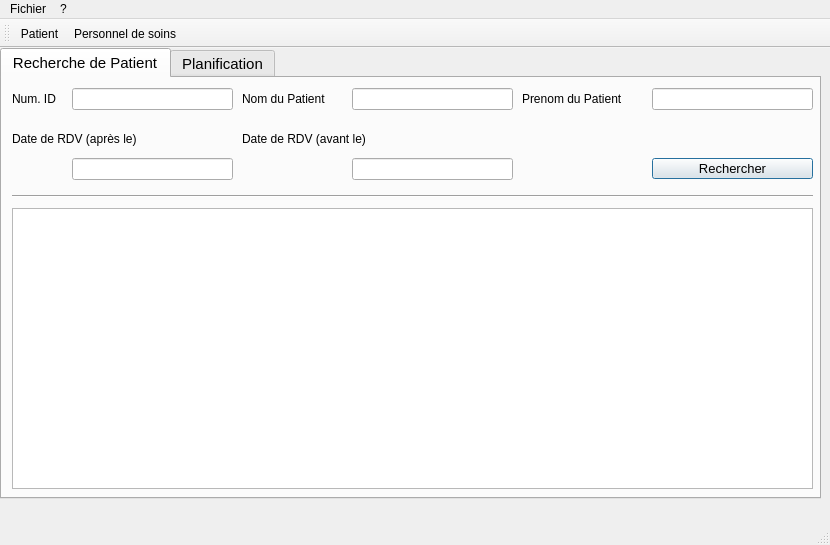
First picture: the form in QtProject/mainwindow.ui, repository ThomChar/QTProjectCpp, before the edit.
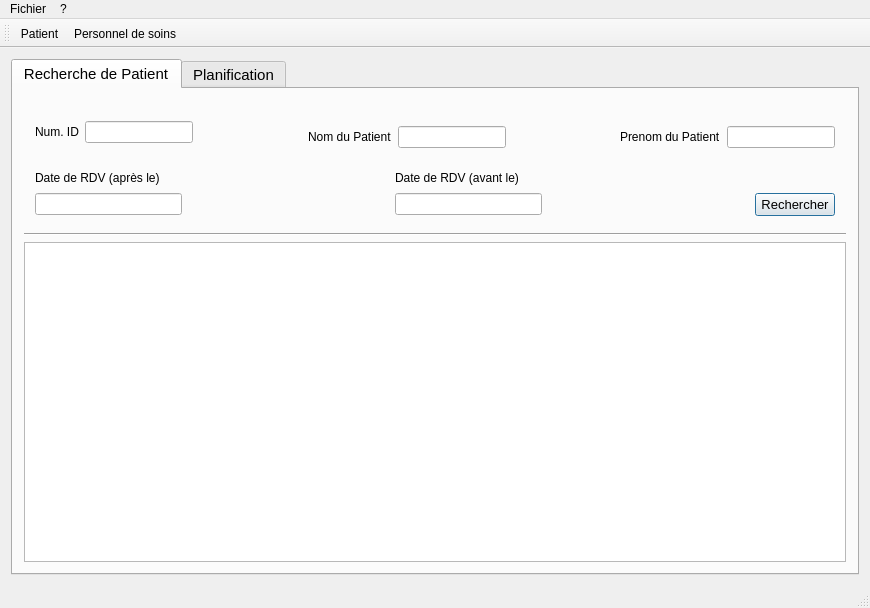
Second picture: the form after the edit. Icons and pictures are not drawn.

Commit message: layout auto resize

```diff
--- a/QtProject/mainwindow.ui
+++ b/QtProject/mainwindow.ui
@@ -6,23 +6,22 @@
    <rect>
     <x>0</x>
     <y>0</y>
-    <width>830</width>
-    <height>545</height>
+    <width>870</width>
+    <height>608</height>
    </rect>
   </property>
   <property name="windowTitle">
    <string>MainWindow</string>
   </property>
+  <property name="autoFillBackground">
+   <bool>false</bool>
+  </property>
   <widget class="QWidget" name="centralWidget">
+   <layout class="QVBoxLayout" name="verticalLayout_9">
+    <item>
+     <layout class="QVBoxLayout" name="verticalLayout_10">
+      <item>
    <widget class="QTabWidget" name="tabWidget">
-    <property name="geometry">
-     <rect>
-      <x>0</x>
-      <y>0</y>
-      <width>821</width>
-      <height>451</height>
-     </rect>
-    </property>
     <property name="font">
      <font>
       <pointsize>11</pointsize>
@@ -45,72 +44,90 @@
      <attribute name="title">
       <string>Recherche de Patient</string>
      </attribute>
-     <widget class="QLabel" name="label_4">
-      <property name="geometry">
-       <rect>
-        <x>520</x>
-        <y>10</y>
-        <width>121</width>
-        <height>21</height>
-       </rect>
-      </property>
+         <layout class="QVBoxLayout" name="verticalLayout_11">
+          <item>
+           <widget class="QWidget" name="widget" native="true">
+            <property name="minimumSize">
+             <size>
+              <width>0</width>
+              <height>120</height>
+             </size>
+            </property>
+            <property name="maximumSize">
+             <size>
+              <width>1000</width>
+              <height>16777215</height>
+             </size>
+            </property>
+            <layout class="QVBoxLayout" name="verticalLayout_18">
+             <item>
+              <layout class="QHBoxLayout" name="recherche">
+               <property name="topMargin">
+                <number>10</number>
+               </property>
+               <property name="bottomMargin">
+                <number>10</number>
+               </property>
+               <item>
+                <layout class="QHBoxLayout" name="numPatient">
+                 <property name="bottomMargin">
+                  <number>10</number>
+                 </property>
+                 <item>
+                  <widget class="QLabel" name="label_5">
       <property name="font">
        <font>
         <pointsize>9</pointsize>
        </font>
       </property>
       <property name="text">
-       <string>Prenom du Patient</string>
-      </property>
-     </widget>
-     <widget class="QLineEdit" name="lineEdit_4">
-      <property name="geometry">
-       <rect>
-        <x>70</x>
-        <y>80</y>
-        <width>161</width>
-        <height>22</height>
-       </rect>
+                    <string>Num. ID</string>
+                   </property>
+                  </widget>
+                 </item>
+                 <item>
+                  <widget class="QLineEdit" name="lineEdit">
+                   <property name="maximumSize">
+                    <size>
+                     <width>16777215</width>
+                     <height>16777215</height>
+                    </size>
       </property>
       <property name="font">
        <font>
         <pointsize>9</pointsize>
        </font>
       </property>
-      <property name="mouseTracking">
-       <bool>true</bool>
-      </property>
-      <property name="contextMenuPolicy">
-       <enum>Qt::DefaultContextMenu</enum>
-      </property>
-      <property name="inputMask">
-       <string/>
-      </property>
       <property name="text">
        <string/>
       </property>
-      <property name="dragEnabled">
-       <bool>false</bool>
-      </property>
-      <property name="readOnly">
-       <bool>false</bool>
-      </property>
-      <property name="cursorMoveStyle">
-       <enum>Qt::VisualMoveStyle</enum>
-      </property>
       <property name="clearButtonEnabled">
        <bool>true</bool>
       </property>
      </widget>
+                 </item>
+                </layout>
+               </item>
+               <item>
+                <spacer name="horizontalSpacer">
+                 <property name="orientation">
+                  <enum>Qt::Horizontal</enum>
+                 </property>
+                 <property name="sizeHint" stdset="0">
+                  <size>
+                   <width>40</width>
+                   <height>20</height>
+                  </size>
+                 </property>
+                </spacer>
+               </item>
+               <item>
+                <layout class="QHBoxLayout" name="prenomPatient">
+                 <property name="bottomMargin">
+                  <number>0</number>
+                 </property>
+                 <item>
      <widget class="QLabel" name="label_3">
-      <property name="geometry">
-       <rect>
-        <x>240</x>
-        <y>10</y>
-        <width>101</width>
-        <height>21</height>
-       </rect>
-      </property>
       <property name="font">
        <font>
         <pointsize>9</pointsize>
@@ -120,15 +137,9 @@
        <string>Nom du Patient</string>
       </property>
      </widget>
+                 </item>
+                 <item>
      <widget class="QLineEdit" name="lineEdit_2">
-      <property name="geometry">
-       <rect>
-        <x>350</x>
-        <y>10</y>
-        <width>161</width>
-        <height>22</height>
-       </rect>
-      </property>
       <property name="font">
        <font>
         <pointsize>9</pointsize>
@@ -141,15 +152,41 @@
        <bool>true</bool>
       </property>
      </widget>
+                 </item>
+                </layout>
+               </item>
+               <item>
+                <spacer name="horizontalSpacer_3">
+                 <property name="orientation">
+                  <enum>Qt::Horizontal</enum>
+                 </property>
+                 <property name="sizeHint" stdset="0">
+                  <size>
+                   <width>40</width>
+                   <height>20</height>
+                  </size>
+                 </property>
+                </spacer>
+               </item>
+               <item>
+                <layout class="QHBoxLayout" name="nomPatient">
+                 <property name="bottomMargin">
+                  <number>0</number>
+                 </property>
+                 <item>
+                  <widget class="QLabel" name="label_4">
+                   <property name="font">
+                    <font>
+                     <pointsize>9</pointsize>
+                    </font>
+                   </property>
+                   <property name="text">
+                    <string>Prenom du Patient</string>
+                   </property>
+                  </widget>
+                 </item>
+                 <item>
      <widget class="QLineEdit" name="lineEdit_3">
-      <property name="geometry">
-       <rect>
-        <x>650</x>
-        <y>10</y>
-        <width>161</width>
-        <height>22</height>
-       </rect>
-      </property>
       <property name="font">
        <font>
         <pointsize>9</pointsize>
@@ -162,15 +199,23 @@
        <bool>true</bool>
       </property>
      </widget>
+                 </item>
+                </layout>
+               </item>
+              </layout>
+             </item>
+             <item>
+              <layout class="QHBoxLayout" name="recherhce_dates">
+               <property name="bottomMargin">
+                <number>0</number>
+               </property>
+               <item>
+                <layout class="QVBoxLayout" name="date_aprs_le">
+                 <property name="bottomMargin">
+                  <number>0</number>
+                 </property>
+                 <item>
      <widget class="QLabel" name="label_2">
-      <property name="geometry">
-       <rect>
-        <x>10</x>
-        <y>50</y>
-        <width>161</width>
-        <height>21</height>
-       </rect>
-      </property>
       <property name="font">
        <font>
         <pointsize>9</pointsize>
@@ -180,71 +225,216 @@
        <string>Date de RDV (après le)</string>
       </property>
      </widget>
-     <widget class="QLabel" name="label_5">
-      <property name="geometry">
-       <rect>
-        <x>10</x>
-        <y>10</y>
-        <width>61</width>
-        <height>21</height>
-       </rect>
-      </property>
+                 </item>
+                 <item>
+                  <layout class="QHBoxLayout" name="champs_date_apres_le">
+                   <property name="bottomMargin">
+                    <number>0</number>
+                   </property>
+                   <item>
+                    <widget class="QLineEdit" name="lineEdit_4">
       <property name="font">
        <font>
         <pointsize>9</pointsize>
        </font>
       </property>
+                     <property name="mouseTracking">
+                      <bool>true</bool>
+                     </property>
+                     <property name="contextMenuPolicy">
+                      <enum>Qt::DefaultContextMenu</enum>
+                     </property>
+                     <property name="inputMask">
+                      <string/>
+                     </property>
       <property name="text">
-       <string>Num. ID</string>
-      </property>
-     </widget>
-     <widget class="QLineEdit" name="lineEdit">
-      <property name="geometry">
-       <rect>
-        <x>70</x>
-        <y>10</y>
-        <width>161</width>
-        <height>22</height>
-       </rect>
-      </property>
+                      <string/>
+                     </property>
+                     <property name="dragEnabled">
+                      <bool>false</bool>
+                     </property>
+                     <property name="readOnly">
+                      <bool>false</bool>
+                     </property>
+                     <property name="cursorMoveStyle">
+                      <enum>Qt::VisualMoveStyle</enum>
+                     </property>
+                     <property name="clearButtonEnabled">
+                      <bool>true</bool>
+                     </property>
+                    </widget>
+                   </item>
+                   <item>
+                    <widget class="QToolButton" name="toolButton">
+                     <property name="text">
+                      <string/>
+                     </property>
+                     <property name="icon">
+                      <iconset>
+                       <normaloff>ressources/calender_icon.png</normaloff>ressources/calender_icon.png</iconset>
+                     </property>
+                     <property name="autoRaise">
+                      <bool>true</bool>
+                     </property>
+                    </widget>
+                   </item>
+                  </layout>
+                 </item>
+                </layout>
+               </item>
+               <item>
+                <spacer name="horizontalSpacer_5">
+                 <property name="orientation">
+                  <enum>Qt::Horizontal</enum>
+                 </property>
+                 <property name="sizeHint" stdset="0">
+                  <size>
+                   <width>40</width>
+                   <height>20</height>
+                  </size>
+                 </property>
+                </spacer>
+               </item>
+               <item>
+                <layout class="QVBoxLayout" name="date_avant_le">
+                 <property name="bottomMargin">
+                  <number>0</number>
+                 </property>
+                 <item>
+                  <widget class="QLabel" name="label_6">
       <property name="font">
        <font>
         <pointsize>9</pointsize>
        </font>
       </property>
       <property name="text">
+                    <string>Date de RDV (avant le)</string>
+                   </property>
+                  </widget>
+                 </item>
+                 <item>
+                  <layout class="QHBoxLayout" name="champ_date_avant_le">
+                   <property name="bottomMargin">
+                    <number>0</number>
+                   </property>
+                   <item>
+                    <widget class="QLineEdit" name="lineEdit_5">
+                     <property name="font">
+                      <font>
+                       <pointsize>9</pointsize>
+                      </font>
+                     </property>
+                     <property name="mouseTracking">
+                      <bool>true</bool>
+                     </property>
+                     <property name="contextMenuPolicy">
+                      <enum>Qt::DefaultContextMenu</enum>
+                     </property>
+                     <property name="inputMask">
        <string/>
       </property>
+                     <property name="text">
+                      <string/>
+                     </property>
+                     <property name="dragEnabled">
+                      <bool>false</bool>
+                     </property>
+                     <property name="readOnly">
+                      <bool>false</bool>
+                     </property>
+                     <property name="cursorMoveStyle">
+                      <enum>Qt::VisualMoveStyle</enum>
+                     </property>
       <property name="clearButtonEnabled">
        <bool>true</bool>
       </property>
      </widget>
+                   </item>
+                   <item>
+                    <widget class="QToolButton" name="toolButton_2">
+                     <property name="text">
+                      <string/>
+                     </property>
+                     <property name="icon">
+                      <iconset>
+                       <normaloff>ressources/calender_icon.png</normaloff>ressources/calender_icon.png</iconset>
+                     </property>
+                     <property name="autoRaise">
+                      <bool>true</bool>
+                     </property>
+                    </widget>
+                   </item>
+                  </layout>
+                 </item>
+                </layout>
+               </item>
+               <item>
+                <spacer name="horizontalSpacer_4">
+                 <property name="orientation">
+                  <enum>Qt::Horizontal</enum>
+                 </property>
+                 <property name="sizeHint" stdset="0">
+                  <size>
+                   <width>40</width>
+                   <height>20</height>
+                  </size>
+                 </property>
+                </spacer>
+               </item>
+               <item>
+                <layout class="QVBoxLayout" name="verticalLayout_16">
+                 <property name="topMargin">
+                  <number>24</number>
+                 </property>
+                 <property name="rightMargin">
+                  <number>0</number>
+                 </property>
+                 <item>
+                  <widget class="QPushButton" name="pushButton">
+                   <property name="font">
+                    <font>
+                     <pointsize>10</pointsize>
+                    </font>
+                   </property>
+                   <property name="text">
+                    <string>Rechercher</string>
+                   </property>
+                   <property name="autoDefault">
+                    <bool>false</bool>
+                   </property>
+                   <property name="default">
+                    <bool>true</bool>
+                   </property>
+                  </widget>
+                 </item>
+                </layout>
+               </item>
+              </layout>
+             </item>
+            </layout>
+           </widget>
+          </item>
+          <item>
      <widget class="Line" name="line">
-      <property name="geometry">
-       <rect>
-        <x>10</x>
-        <y>110</y>
-        <width>801</width>
-        <height>16</height>
-       </rect>
-      </property>
       <property name="orientation">
        <enum>Qt::Horizontal</enum>
       </property>
      </widget>
+          </item>
+          <item>
+           <layout class="QHBoxLayout" name="horizontalLayout_10">
+            <property name="bottomMargin">
+             <number>0</number>
+            </property>
+            <item>
      <widget class="QTableView" name="tableView">
-      <property name="geometry">
-       <rect>
-        <x>10</x>
-        <y>130</y>
-        <width>801</width>
-        <height>281</height>
-       </rect>
+              <property name="enabled">
+               <bool>true</bool>
       </property>
       <property name="maximumSize">
        <size>
-        <width>801</width>
-        <height>281</height>
+                <width>8010</width>
+                <height>2810</height>
        </size>
       </property>
       <property name="selectionMode">
@@ -257,127 +447,10 @@
        <bool>false</bool>
       </property>
      </widget>
-     <widget class="QToolButton" name="toolButton">
-      <property name="geometry">
-       <rect>
-        <x>230</x>
-        <y>80</y>
-        <width>31</width>
-        <height>21</height>
-       </rect>
-      </property>
-      <property name="text">
-       <string/>
-      </property>
-      <property name="icon">
-       <iconset>
-        <normaloff>ressources/calender_icon.png</normaloff>ressources/calender_icon.png</iconset>
-      </property>
-      <property name="autoRaise">
-       <bool>true</bool>
-      </property>
-     </widget>
-     <widget class="QPushButton" name="pushButton">
-      <property name="geometry">
-       <rect>
-        <x>650</x>
-        <y>80</y>
-        <width>161</width>
-        <height>21</height>
-       </rect>
-      </property>
-      <property name="font">
-       <font>
-        <pointsize>10</pointsize>
-       </font>
-      </property>
-      <property name="text">
-       <string>Rechercher</string>
-      </property>
-      <property name="autoDefault">
-       <bool>false</bool>
-      </property>
-      <property name="default">
-       <bool>true</bool>
-      </property>
-     </widget>
-     <widget class="QLineEdit" name="lineEdit_5">
-      <property name="geometry">
-       <rect>
-        <x>350</x>
-        <y>80</y>
-        <width>161</width>
-        <height>22</height>
-       </rect>
-      </property>
-      <property name="font">
-       <font>
-        <pointsize>9</pointsize>
-       </font>
-      </property>
-      <property name="mouseTracking">
-       <bool>true</bool>
-      </property>
-      <property name="contextMenuPolicy">
-       <enum>Qt::DefaultContextMenu</enum>
-      </property>
-      <property name="inputMask">
-       <string/>
-      </property>
-      <property name="text">
-       <string/>
-      </property>
-      <property name="dragEnabled">
-       <bool>false</bool>
-      </property>
-      <property name="readOnly">
-       <bool>false</bool>
-      </property>
-      <property name="cursorMoveStyle">
-       <enum>Qt::VisualMoveStyle</enum>
-      </property>
-      <property name="clearButtonEnabled">
-       <bool>true</bool>
-      </property>
-     </widget>
-     <widget class="QToolButton" name="toolButton_2">
-      <property name="geometry">
-       <rect>
-        <x>510</x>
-        <y>80</y>
-        <width>31</width>
-        <height>21</height>
-       </rect>
-      </property>
-      <property name="text">
-       <string/>
-      </property>
-      <property name="icon">
-       <iconset>
-        <normaloff>ressources/calender_icon.png</normaloff>ressources/calender_icon.png</iconset>
-      </property>
-      <property name="autoRaise">
-       <bool>true</bool>
-      </property>
-     </widget>
-     <widget class="QLabel" name="label_6">
-      <property name="geometry">
-       <rect>
-        <x>240</x>
-        <y>50</y>
-        <width>181</width>
-        <height>21</height>
-       </rect>
-      </property>
-      <property name="font">
-       <font>
-        <pointsize>9</pointsize>
-       </font>
-      </property>
-      <property name="text">
-       <string>Date de RDV (avant le)</string>
-      </property>
-     </widget>
+            </item>
+           </layout>
+          </item>
+         </layout>
     </widget>
     <widget class="QWidget" name="tab_2">
      <attribute name="title">
@@ -428,13 +501,17 @@
      </widget>
     </widget>
    </widget>
+      </item>
+     </layout>
+    </item>
+   </layout>
   </widget>
   <widget class="QMenuBar" name="menuBar">
    <property name="geometry">
     <rect>
      <x>0</x>
      <y>0</y>
-     <width>830</width>
+     <width>870</width>
      <height>26</height>
     </rect>
    </property>
```
Lines whose indentation alone changed are shown as unchanged. The commit also changes 10 other files.
